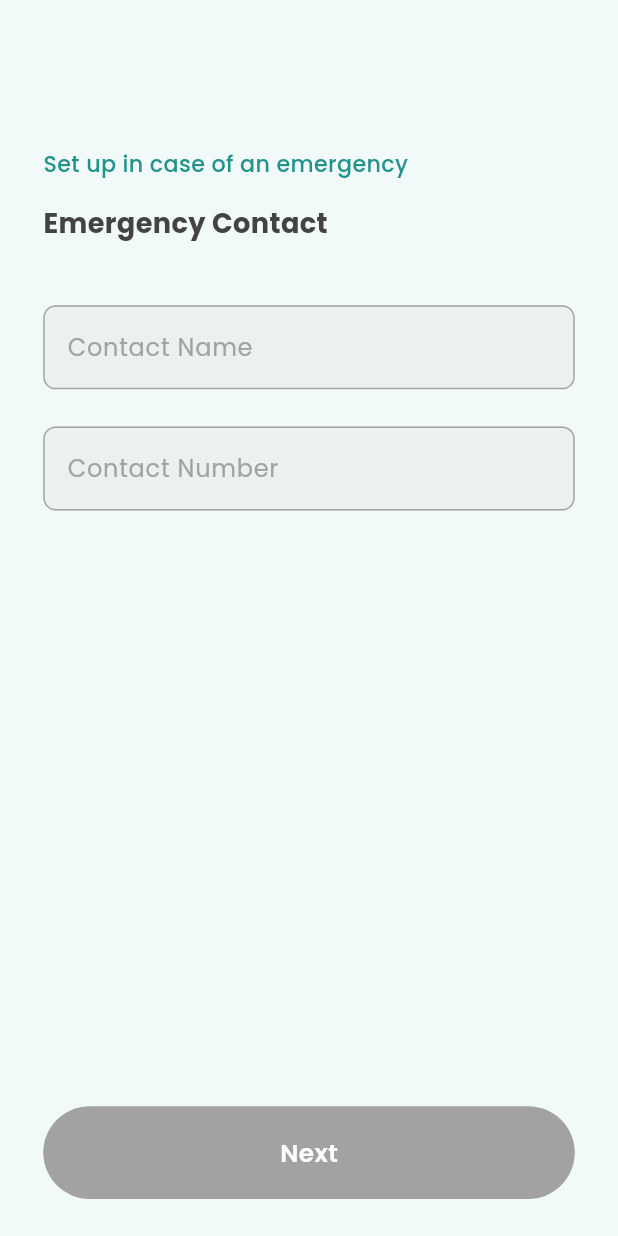
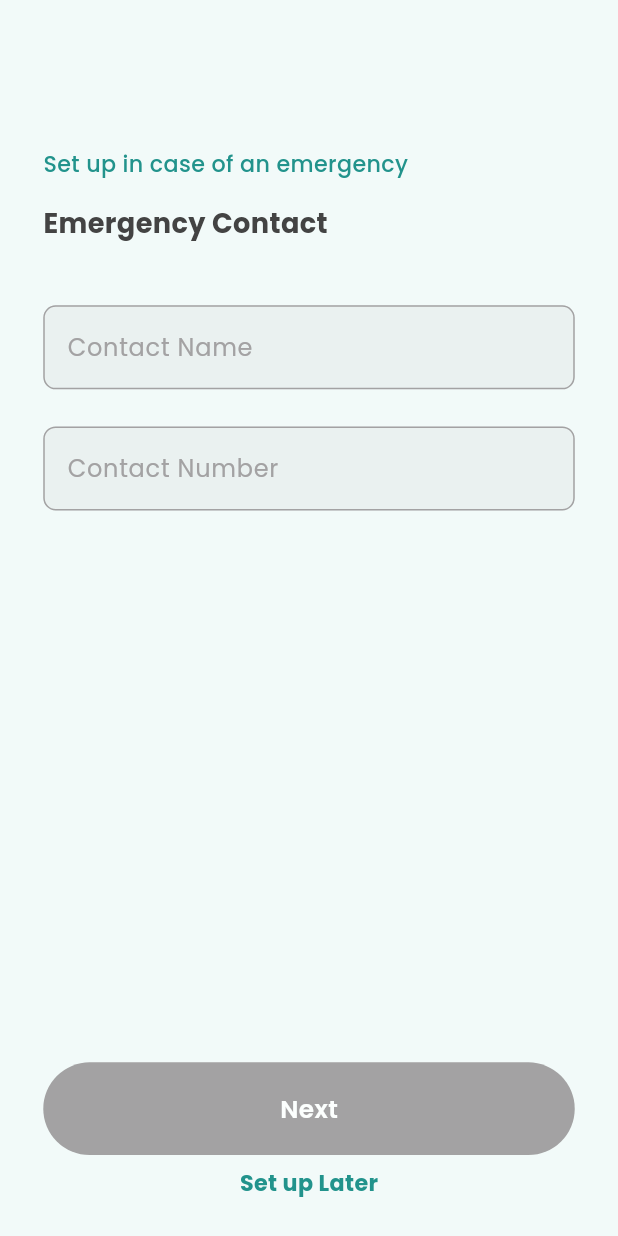
Before and after one commit to Shahwaiz24/Meditrace_App, a Flutter app: the screen it shows after launch, on a phone screen of 412 x 824 dp. Run offline on Flutter 3.47's test engine with Material 3 defaults, Android fonts, the phone set to English and light mode, and no system bars; our stand-ins replace shared_preferences.

```diff
--- a/lib/Views/Sign Up View/Emergency Contact View/emergency_contact_view.dart
+++ b/lib/Views/Sign Up View/Emergency Contact View/emergency_contact_view.dart
@@ -13,7 +13,8 @@ class EmergencyContactView extends StatelessWidget {
 
   @override
   Widget build(BuildContext context) {
-    final model = Provider.of<EmergencyContactViewmodel>(context);
+    final model =
+        Provider.of<EmergencyContactViewmodel>(context, listen: false);
     final screenHeight = MediaQuery.of(context).size.height;
     final screenWidth = MediaQuery.of(context).size.width;
     return Scaffold(
@@ -141,7 +142,9 @@ class EmergencyContactView extends StatelessWidget {
                 builder: (context, model, child) {
               return Padding(
                 padding: EdgeInsets.only(bottom: screenHeight * 0.030),
-                child: InkWell(
+                child: Column(
+                  children: [
+                    InkWell(
                       onTap: () {
                         if (model.isUiFieldsFill == true &&
                             model.isStart == false) {
@@ -172,6 +175,24 @@ class EmergencyContactView extends StatelessWidget {
                             ),
                           )),
                     ),
+                    SizedBox(height: screenHeight * 0.010),
+                    InkWell(
+                      onTap: () {
+                        if (model.isUiFieldsFill == true &&
+                            model.isStart == false) {
+                          model.onSetupLater(context: context);
+                        }
+                      },
+                      child: Text(
+                        'Set up Later',
+                        style: TextStyle(
+                            color: AppColors.PrimaryBlueColor,
+                            fontFamily: "Poppins Bold",
+                            fontSize: screenHeight * 0.018),
+                      ),
+                    )
+                  ],
+                ),
               );
             }),
           ],
--- /dev/null
+++ b/lib/Views/Sign Up View/Sign Up Completed/signup_completed_viewmodel.dart
@@ -0,0 +1,3 @@
+import 'package:flutter/material.dart';
+
+class SignupCompletedViewmodel with ChangeNotifier {}
--- a/lib/main.dart
+++ b/lib/main.dart
@@ -5,6 +5,7 @@ import 'package:meditrace_project/Views/Sign%20Up%20View/Emergency%20Contact%20V
 import 'package:meditrace_project/Views/Sign%20Up%20View/Emergency%20Contact%20View/emergency_contact_viewmodel.dart';
 import 'package:meditrace_project/Views/Sign%20Up%20View/Medical%20Information%20View/medical_information_viewModel_signUp.dart';
 import 'package:meditrace_project/Views/Sign%20Up%20View/Personal%20Information%20View/personal_information_viewmodel.dart';
+import 'package:meditrace_project/Views/Sign%20Up%20View/Sign%20Up%20Completed/signup_completed_viewmodel.dart';
 import 'package:meditrace_project/Views/Sign%20Up%20View/signup_viewmodel.dart';
 import 'package:meditrace_project/Views/Splash%20View/splash_view.dart';
 import 'package:meditrace_project/Views/Splash%20View/splash_viewmodel.dart';
@@ -30,6 +31,8 @@ class MyApp extends StatelessWidget {
         ChangeNotifierProvider(
             create: (_) => MedicalInformationSignUpViewModel()),
         ChangeNotifierProvider(create: (_) => EmergencyContactViewmodel()),
+        ChangeNotifierProvider(create: (_) => SignupCompletedViewmodel()),
+
       ],
       child: MaterialApp(
         debugShowCheckedModeBanner: false,
```
Also changed, not shown: lib/Views/Sign Up View/Emergency Contact View/emergency_contact_viewmodel.dart (+14 -0 lines), lib/Views/Sign Up View/Sign Up Completed/signup_completed_view.dart (added, +72 -0 lines), lib/Views/Splash View/splash_viewmodel.dart (+6 -9 lines), assets/images/signUp_completed_image.png (added). Lines whose indentation alone changed are shown as unchanged.
